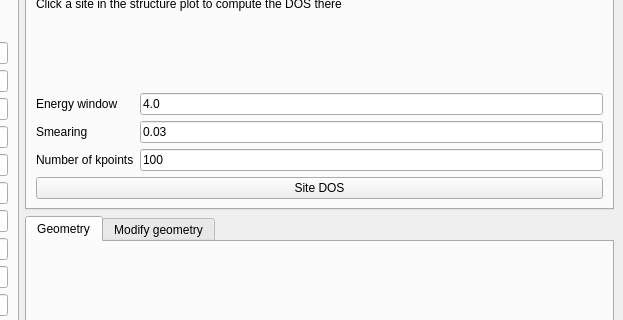
Old version of the form interface-pyqt/2dslab/interface.ui in the repository joselado/quantum-lattice; both pictures show x 579 to 1202 and y 123 to 443 of the 1202 by 770 pixel window.
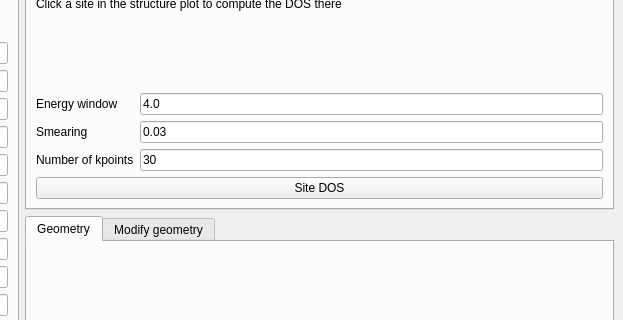
New version of the form. The open tabs and pages were chosen to show the change. Custom widgets are drawn as their Qt base class.

The edit to the form file:
```diff
--- a/interface-pyqt/2dslab/interface.ui
+++ b/interface-pyqt/2dslab/interface.ui
@@ -1165,7 +1165,7 @@
           <item row="2" column="1">
            <widget class="LineEdit" name="site_dos_nk">
             <property name="text">
-             <string>100</string>
+             <string>30</string>
             </property>
            </widget>
           </item>
```
